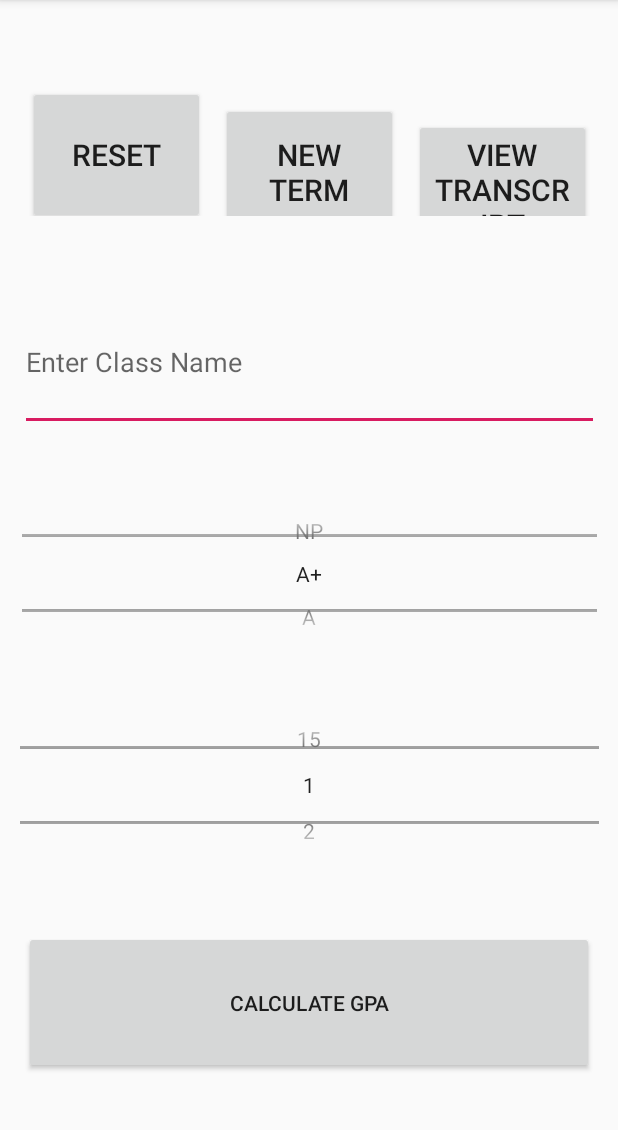
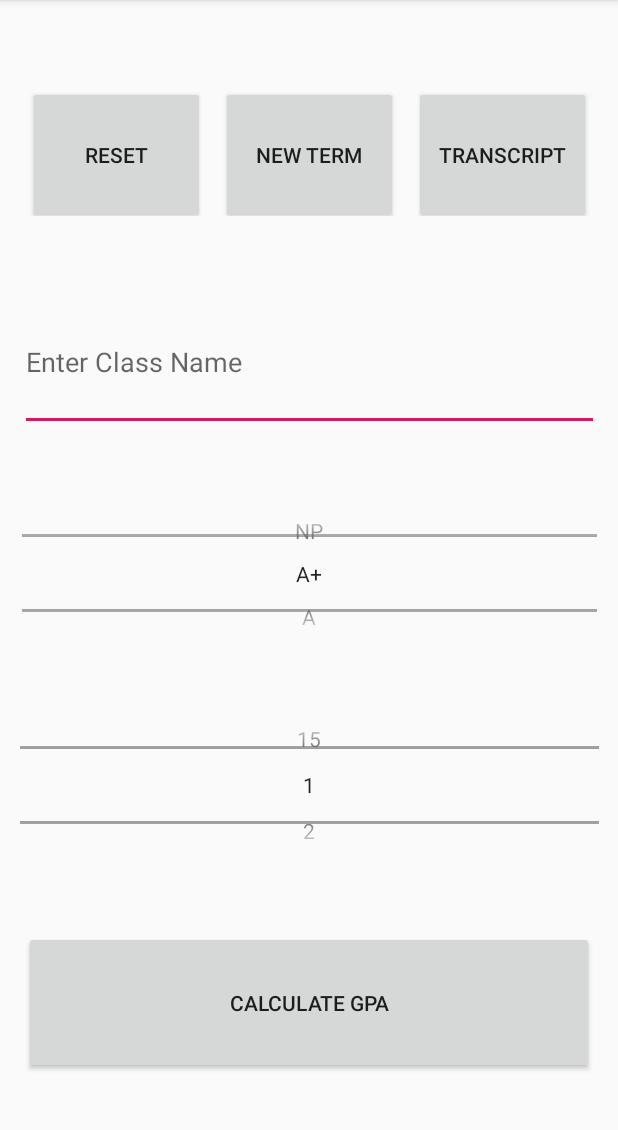
Before and after one commit to ruth-ann/TermGPACalculator, an Android app: the screen it shows after launch (MainActivity), on a phone screen of 412 x 824 dp, the part 84-1214 px from its top. Run offline under Robolectric (Android 15) with nearby library versions, the phone set to English and light mode, and no system bars.

Commit message:
layout and design improved

```diff
--- a/app/src/main/res/layout/activity_main.xml
+++ b/app/src/main/res/layout/activity_main.xml
@@ -21,32 +21,29 @@
 
         <Button
             android:id="@+id/btReset"
-            android:text="RESET"
             android:layout_width="0dp"
             android:layout_height="92dp"
             android:layout_margin="5dp"
             android:layout_weight="1"
             android:inputType="numberDecimal"
-            android:textSize="20sp" />
+            android:text="RESET" />
 
         <Button
             android:id="@+id/btNewTerm"
-            android:text="NEW TERM"
             android:layout_width="0dp"
             android:layout_height="92dp"
             android:layout_margin="5dp"
             android:layout_weight="1"
-            android:textSize="20sp" />
+            android:text="NEW TERM" />
 
 
         <Button
             android:id="@+id/btViewTranscript"
-            android:text="VIEW TRANSCRIPT"
             android:layout_width="0dp"
             android:layout_height="92dp"
             android:layout_margin="5dp"
             android:layout_weight="1"
-            android:textSize="20sp" />
+            android:text="TRANSCRIPT" />
     </LinearLayout>
 
     <EditText
```
